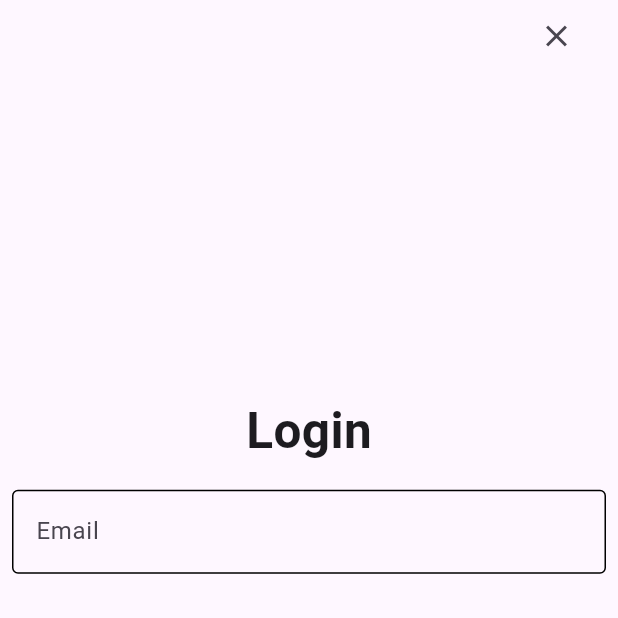
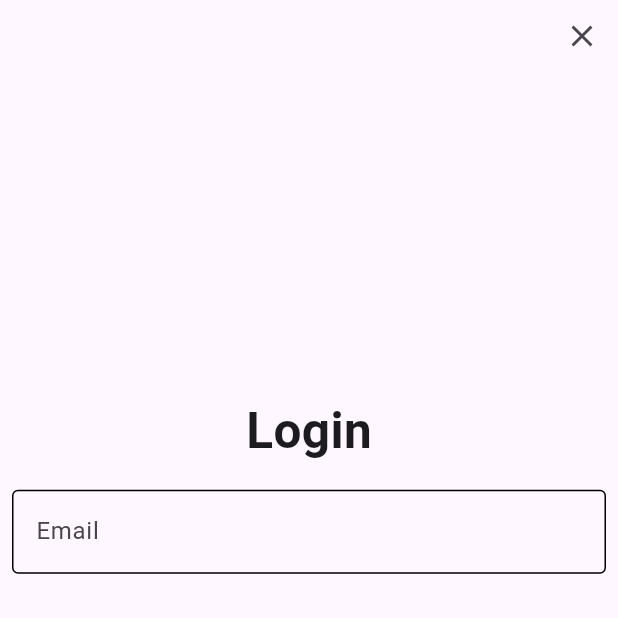
Before and after one commit to baukamobile/book_swap_ai, a Flutter app: the screen it shows after launch, item 4 of the bottom bar chosen, after a tap on the "exit to app" icon, on a phone screen of 412 x 824 dp, the top half of it. Run offline on Flutter 3.47's test engine with Material 3 defaults, Android fonts, the phone set to English and light mode, and no system bars; our stand-ins replace dash_chat_2, flutter_dotenv, flutter_gemini, flutter_spinkit, image_picker; missing offline and left inert: chat_gpt_sdk; network calls fail.

Commit message:
issues with getting data from django

```diff
--- a/lib/pages/auth/login_page.dart
+++ b/lib/pages/auth/login_page.dart
@@ -25,7 +25,7 @@ class _LoginPageState extends State<LoginPage> {
           mainAxisAlignment: MainAxisAlignment.spaceBetween,
           children: [
             Container(
-              padding: EdgeInsets.symmetric(horizontal: 17),
+              // padding: EdgeInsets.symmetric(horizontal: 17),
               child: Align(
                 alignment: Alignment.topRight,
                 child: IconButton(onPressed: (){
--- a/lib/pages/home_page.dart
+++ b/lib/pages/home_page.dart
@@ -45,7 +45,10 @@ class _HomePageState extends State<HomePage> {
   }
 
   Future<void> fetchBooks() async {
-    final response = await http.get(Uri.parse('http://127.0.0.1:8000/api/books/'));
+  try {
+    final response = await http.get(Uri.parse('http://10.0.2.2:8000/api/books/'));
+    print('Status Code: ${response.statusCode}');
+    print('Response Body: ${response.body}');
 
     if (response.statusCode == 200) {
       final List<dynamic> data = json.decode(response.body);
@@ -55,12 +58,16 @@ class _HomePageState extends State<HomePage> {
     } else {
       throw Exception('Failed to load books');
     }
+  } catch (e) {
+    print('Error: $e');
   }
+}
+
 
   @override
   Widget build(BuildContext context) {
     return Scaffold(
-      appBar: AppBar(title: Text("Books")),
+      appBar: AppBar(title: Text('nothing')),
       body: books.isEmpty
           ? Center(child: CircularProgressIndicator())
           : ListView.builder(
```
